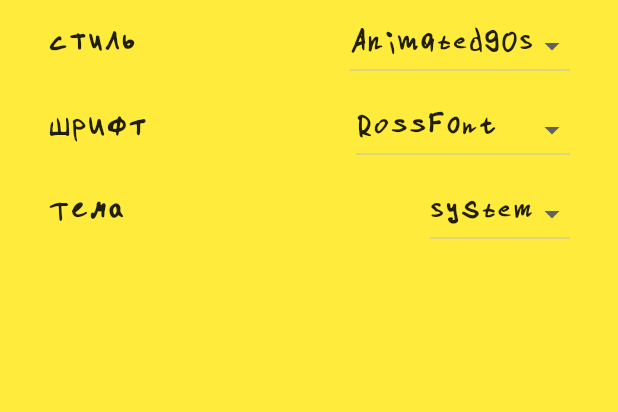
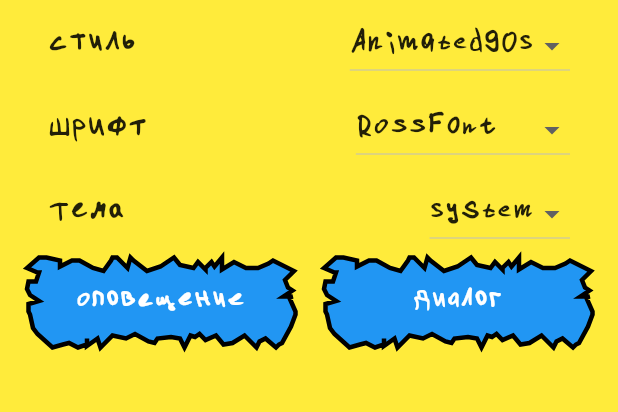
Before and after one commit to RossHS/shop_list, a Flutter app: the Settings screen opened by its route, on a phone screen of 412 x 824 dp, the part 104-516 px from its top. Run offline on Flutter 3.47's test engine with Material 2 defaults, Android fonts, the phone set to English and light mode, and no system bars; our stand-ins replace cloud_firestore, firebase_auth, firebase_core, firebase_messaging, firebase_storage, flutter_slidable and 5 more; accounts and stored records are empty.

Commit message:
Добавил виджет оверлея с оповещением в абстрактную фабрику

```diff
--- a/lib/routes/settings.dart
+++ b/lib/routes/settings.dart
@@ -1,5 +1,6 @@
 import 'package:flutter/material.dart';
 import 'package:get/get.dart';
+import 'package:shop_list/controllers/info_overlay_controller.dart';
 import 'package:shop_list/controllers/theme_controller.dart';
 import 'package:shop_list/models/models.dart';
 import 'package:shop_list/widgets/themes_factories/abstract_theme_factory.dart';
@@ -37,7 +38,7 @@ class _Body extends StatelessWidget {
       padding: const EdgeInsets.all(16),
       children: <Widget>[
         ListTile(
-          title: const _Title('Стиль'),
+          title: const Text('Стиль'),
           trailing: Obx(
             () => DropdownButton<String>(
               value: controller.appTheme.value.themePrefix,
@@ -52,7 +53,7 @@ class _Body extends StatelessWidget {
           ),
         ),
         ListTile(
-          title: const _Title('Шрифт'),
+          title: const Text('Шрифт'),
           trailing: Obx(
             () => DropdownButton<TextTheme>(
               value: controller.textTheme.value,
@@ -71,7 +72,7 @@ class _Body extends StatelessWidget {
           ),
         ),
         ListTile(
-          title: const _Title('Тема'),
+          title: const Text('Тема'),
           trailing: Obx(
             () => DropdownButton<ThemeMode>(
               value: controller.themeMode.value,
@@ -89,24 +90,39 @@ class _Body extends StatelessWidget {
             ),
           ),
         ),
+        const _ButtonsRow(),
       ],
     );
   }
 }
 
-/// Заголовок в ListTile с настройкой
-/// TODO 23.11.2021 если не придумаю толкового применения то удалю
-class _Title extends StatelessWidget {
-  const _Title(this.title, {Key? key}) : super(key: key);
-  final String title;
+/// Ряд с кнопками для вызова различных контекстных виджетов (оповещение/snackbar/dialog)
+class _ButtonsRow extends StatelessWidget {
+  const _ButtonsRow({Key? key}) : super(key: key);
 
   @override
   Widget build(BuildContext context) {
-    // final theme = Theme.of(context);
-    return Text(
-      title,
-      // style: theme.textTheme.headline5,
-      // textAlign: TextAlign.center,
+    return GetX<ThemeController>(
+      builder: (controller) {
+        final themeFactory = ThemeFactory.instance(controller.appTheme.value);
+        return Row(
+          children: [
+            Expanded(
+              child: themeFactory.button(
+                  onPressed: () {
+                    CustomInfoOverlay.show(
+                      title: 'Заголовок',
+                      msg: 'Текст Сообщения',
+                      child: TextButton(onPressed: () {}, child: const Text('Кнопка')),
+                    );
+                  },
+                  child: const Text('Оповещение')),
+            ),
+            const SizedBox(width: 16),
+            Expanded(child: themeFactory.button(onPressed: () {}, child: const Text('Диалог'))),
+          ],
+        );
+      },
     );
   }
 }
--- a/lib/widgets/themes_factories/abstract_theme_factory.dart
+++ b/lib/widgets/themes_factories/abstract_theme_factory.dart
@@ -46,6 +46,13 @@ abstract class ThemeFactory {
   /// Внешняя форма для списка дел на основном экране
   Widget todoItemBox({Key? key, required Widget child});
 
+  /// Оверлей с оповещением
+  Widget infoOverlay({
+    String? title,
+    required String msg,
+    Widget? child,
+  });
+
   /// Динамически возвращает один из прописанных виджетов аргумента в зависимости от типа текущей реализации фабрики.
   /// Полезен, когда необходимо создавать действительно уникальные виджеты в одном конкретном месте,
   /// не загружая абстрактную фабрику гигантским числом мелких методов
--- a/lib/widgets/themes_factories/animated90s_theme_factory.dart
+++ b/lib/widgets/themes_factories/animated90s_theme_factory.dart
@@ -1,4 +1,5 @@
 import 'package:flutter/material.dart';
+import 'package:get/get.dart';
 import 'package:shop_list/custom_icons.dart';
 import 'package:shop_list/widgets/animated90s/animated_90s.dart';
 import 'package:shop_list/widgets/themes_factories/abstract_theme_factory.dart';
@@ -52,6 +53,42 @@ class Animated90sFactory extends ThemeFactory {
 
   @override
   Widget todoItemBox({Key? key, required Widget child}) => AnimatedPainterSquare90s(key: key, child: child);
+
+  @override
+  Widget infoOverlay({
+    String? title,
+    required String msg,
+    Widget? child,
+  }) {
+    final textTheme = Get.theme.textTheme;
+    // TODO определять в контроллере тем стандартный Paint90sConfig
+    Paint90sConfig config = const Paint90sConfig();
+    return SafeArea(
+      // Отступы, чтобы SnackBar не выходил за границы экрана из-за AnimatedPainterSquare
+      child: Padding(
+        padding: EdgeInsets.all(10.0 + config.offset),
+        child: AnimatedPainterSquare90s(
+          child: SizedBox(
+            width: double.infinity,
+            child: Column(
+              mainAxisSize: MainAxisSize.min,
+              mainAxisAlignment: MainAxisAlignment.center,
+              children: [
+                if (title != null)
+                  Text(
+                    title,
+                    textAlign: TextAlign.center,
+                    style: textTheme.headline5,
+                  ),
+                Text(msg, style: textTheme.bodyText1),
+                if (child != null) child
+              ],
+            ),
+          ),
+        ),
+      ),
+    );
+  }
 }
 
 class Animated90IconsFactory extends IconsFactory {
```
Also changed, not shown: lib/controllers/info_overlay_controller.dart (+10 -38 lines), lib/widgets/themes_factories/material_theme_factory.dart (+42 -0 lines).
